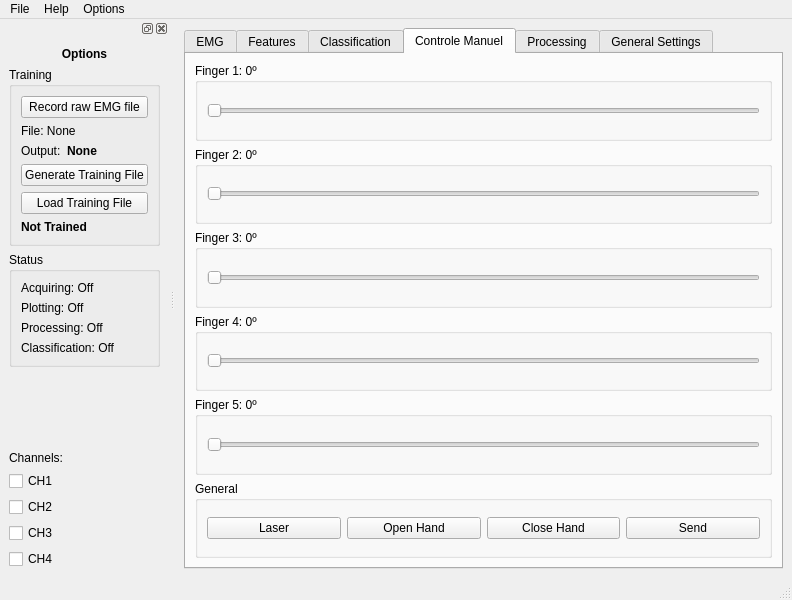
This is python-real-time-application/views/layouts/base_project_main.ui in italogsfernandes/hand as Qt 5 draws it before an edit. The edited form follows.
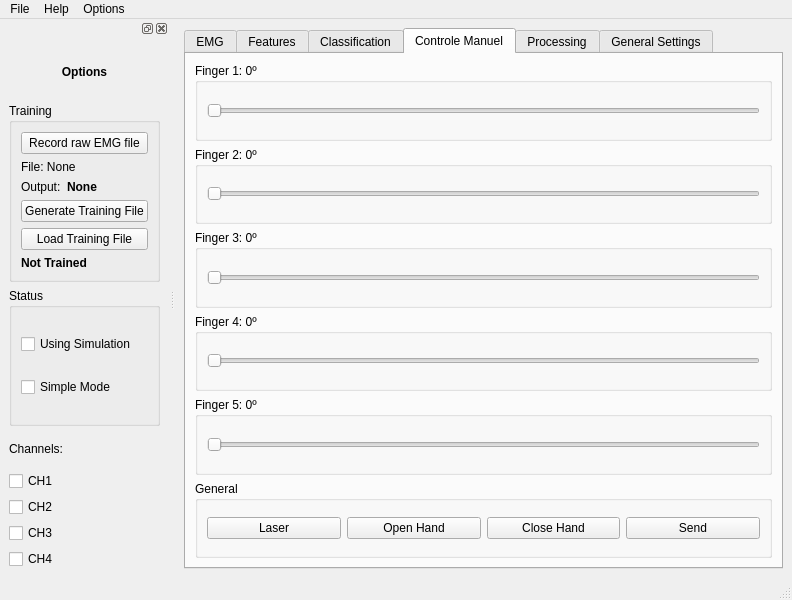
This is the edited form.

What changed in the file:
```diff
--- a/python-real-time-application/views/layouts/base_project_main.ui
+++ b/python-real-time-application/views/layouts/base_project_main.ui
@@ -619,49 +619,25 @@
            </property>
            <layout class="QVBoxLayout" name="verticalLayout_3">
             <item>
-             <widget class="QLabel" name="label_acquiring_status">
+             <widget class="QCheckBox" name="checkBox_simulation">
               <property name="text">
-               <string>Acquiring: Off</string>
+               <string>Using Simulation</string>
               </property>
-             </widget>
-            </item>
-            <item>
-             <widget class="QLabel" name="label_plotting_status">
-              <property name="text">
-               <string>Plotting: Off</string>
+              <property name="checked">
+               <bool>false</bool>
               </property>
              </widget>
             </item>
             <item>
-             <widget class="QLabel" name="label_processing_status">
+             <widget class="QCheckBox" name="checkBox_simple_mode">
               <property name="text">
-               <string>Processing: Off</string>
-              </property>
-             </widget>
-            </item>
-            <item>
-             <widget class="QLabel" name="label_classification_status">
-              <property name="text">
-               <string>Classification: Off</string>
+               <string>Simple Mode</string>
               </property>
              </widget>
             </item>
            </layout>
           </widget>
          </item>
-         <item>
-          <spacer name="verticalSpacer_status">
-           <property name="orientation">
-            <enum>Qt::Vertical</enum>
-           </property>
-           <property name="sizeHint" stdset="0">
-            <size>
-             <width>20</width>
-             <height>40</height>
-            </size>
-           </property>
-          </spacer>
-         </item>
          <item>
           <layout class="QVBoxLayout" name="verticalLayoutCheckBoxes">
            <item>
```
